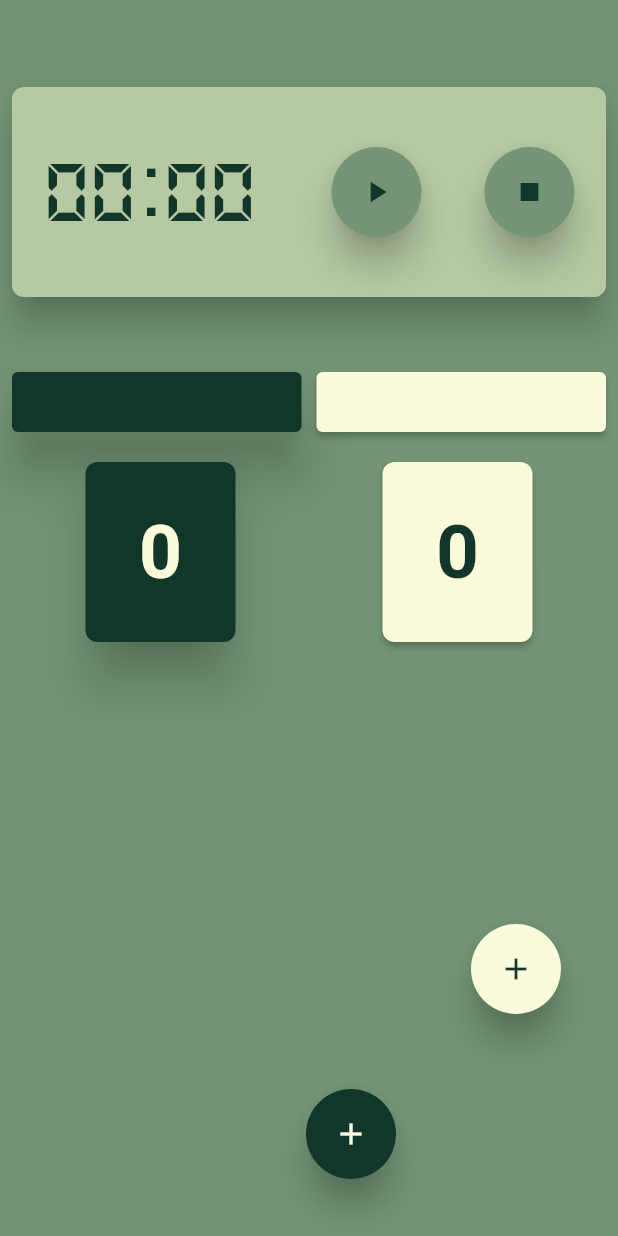
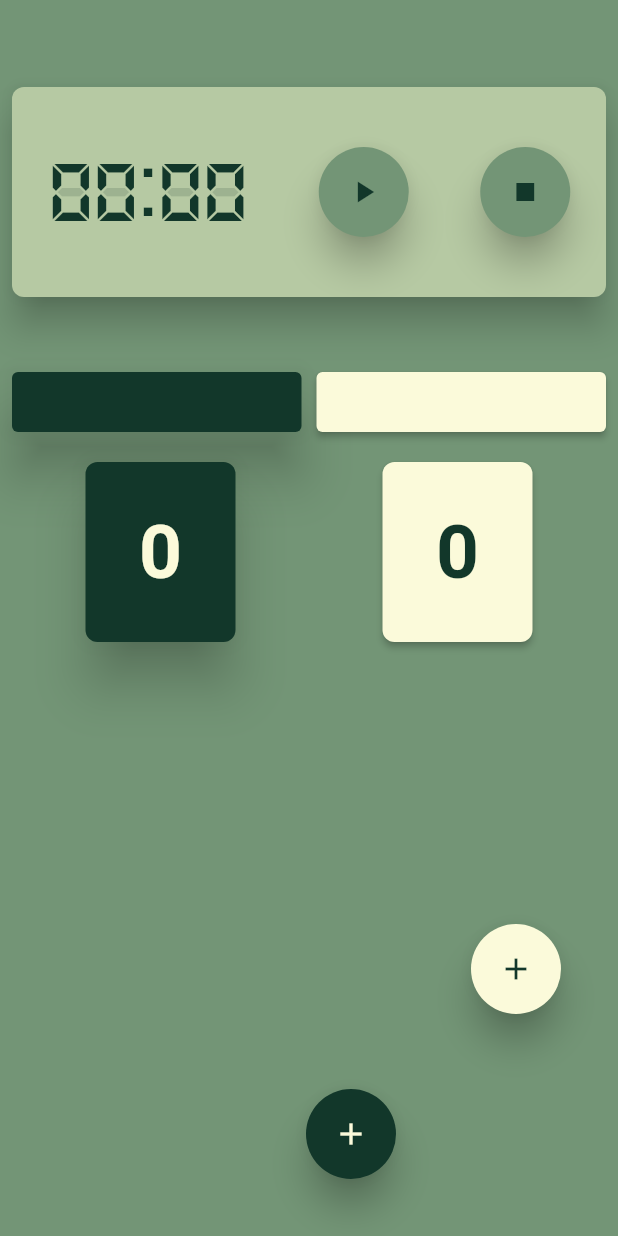
Before and after one commit to Jeilson-Dev/match_point_volley_log, a Flutter app: the screen it shows after launch, on a phone screen of 412 x 824 dp. Run offline on Flutter 3.47's test engine with Material 3 defaults, Android fonts, the phone set to English and light mode, and no system bars.

Commit message:
feat: refactor code

```diff
--- a/lib/components/timer_widget.dart
+++ b/lib/components/timer_widget.dart
@@ -33,20 +33,11 @@ class TimerWidget extends StatelessWidget {
             children: [
               Row(
                 children: [
-                  SizedBox(width: 65, child: Text(minutes, style: VLTextStyle.timer(color: VLColors.green700))),
-                  Padding(
-                    padding: const EdgeInsets.only(bottom: 6.0),
-                    child: SizedBox(
-                      width: 15,
-                      child: Center(
-                        child: Text(
-                          blink ? ': ' : ' ',
-                          style: VLTextStyle.timer(color: VLColors.green700),
-                        ),
-                      ),
-                    ),
-                  ),
-                  SizedBox(width: 70, child: Text(seconds, style: VLTextStyle.timer(color: VLColors.green700))),
+                  _DigitWidget(digit: minutes[0]),
+                  _DigitWidget(digit: minutes[1]),
+                  _BlinkWidget(blink: blink),
+                  _DigitWidget(digit: seconds[0]),
+                  _DigitWidget(digit: seconds[1]),
                 ],
               ),
               CircleButton(
@@ -68,3 +59,60 @@ class TimerWidget extends StatelessWidget {
     );
   }
 }
+
+class _DigitWidget extends StatelessWidget {
+  final String digit;
+  const _DigitWidget({required this.digit});
+
+  @override
+  Widget build(BuildContext context) {
+    return SizedBox(
+        width: 30,
+        child: Stack(
+          alignment: Alignment.bottomRight,
+          children: [
+            Opacity(
+              opacity: 0.15,
+              child: Text(
+                '8',
+                textAlign: TextAlign.right,
+                style: VLTextStyle.timer(color: VLColors.green700),
+              ),
+            ),
+            Padding(
+              padding: EdgeInsets.only(left: digit == '1' ? 15 : 0),
+              child: Text(
+                digit,
+                textAlign: TextAlign.right,
+                style: VLTextStyle.timer(color: VLColors.green700),
+              ),
+            ),
+          ],
+        ));
+  }
+}
+
+class _BlinkWidget extends StatelessWidget {
+  final bool blink;
+  const _BlinkWidget({required this.blink});
+
+  @override
+  Widget build(BuildContext context) {
+    return Padding(
+      padding: const EdgeInsets.only(bottom: 6, right: 3),
+      child: SizedBox(
+        width: 10,
+        child: Opacity(
+          opacity: blink ? 1 : 0.15,
+          child: Center(
+            child: Text(
+              ':',
+              textAlign: TextAlign.right,
+              style: VLTextStyle.timer(color: VLColors.green700),
+            ),
+          ),
+        ),
+      ),
+    );
+  }
+}
```
